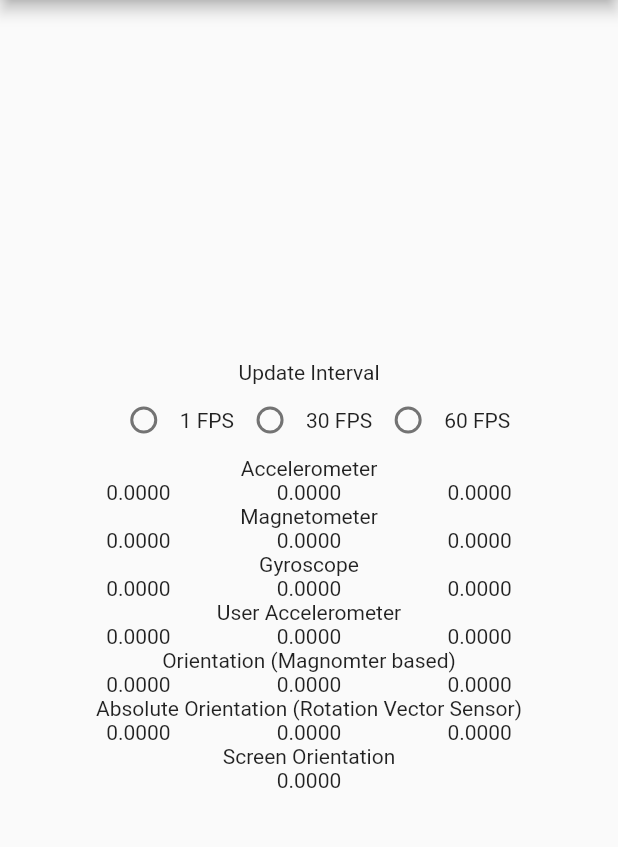
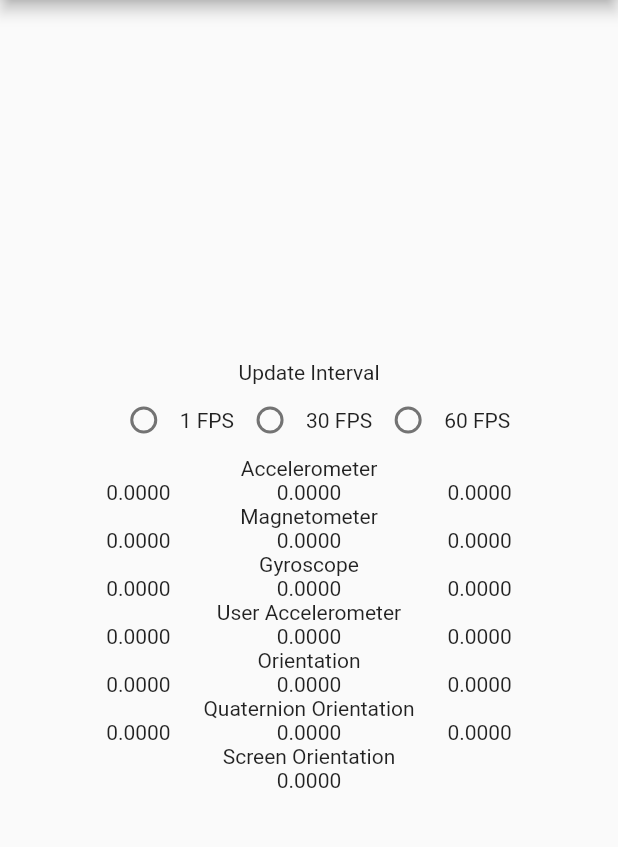
Before and after one commit to rlueders/motion_sensors, a Flutter app: the screen it shows after launch, on a phone screen of 412 x 824 dp, the part 84-931 px from its top. Run offline on Flutter 3.47's test engine with Material 2 defaults, Android fonts, the phone set to English and light mode, and no system bars.

Commit message:
Revert "Orientation now returns data from TYPE_GEOMAGNETIC_ROTATION_VECTOR sensor"
This reverts commit 307af865c4de94a8c3fe87240114e82782af9521.

```diff
--- a/example/lib/main.dart
+++ b/example/lib/main.dart
@@ -16,8 +16,8 @@ class _MyAppState extends State<MyApp> {
   Vector3 _gyroscope = Vector3.zero();
   Vector3 _magnetometer = Vector3.zero();
   Vector3 _userAaccelerometer = Vector3.zero();
-  Vector3 _orientation = Vector3.zero(); //magnometer
-  Vector3 _absoluteOrientation = Vector3.zero(); // rotation vector sensor
+  Vector3 _orientation = Vector3.zero();
+  Vector3 _absoluteOrientation = Vector3.zero();
   double _screenOrientation = 0;
 
 
@@ -46,18 +46,21 @@ class _MyAppState extends State<MyApp> {
         _magnetometer.setValues(event.x, event.y, event.z);
       });
     });
-    // motionSensors.isOrientationAvailable().then((available) {
-      // if (available) {
+    motionSensors.isOrientationAvailable().then((available) {
+      if (available) {
         motionSensors.orientation.listen((OrientationEvent event) {
           setState(() {
             _orientation.setValues(event.yaw, event.pitch, event.roll);
           });
         });
-      // }
-    // });
+      }
+    });
     motionSensors.absoluteOrientation.listen((AbsoluteOrientationEvent event) {
+
+
+
       setState(() {
-        _absoluteOrientation.setValues(event.yaw, event.pitch, event.roll);
+        _orientation.setValues(event.yaw, event.pitch, event.roll);
         print(event.timestamp);
 
       });
@@ -159,7 +162,7 @@ class _MyAppState extends State<MyApp> {
                 Text('${_userAaccelerometer.z.toStringAsFixed(4)}'),
               ],
             ),
-            Text('Orientation (Magnomter based)'),
+            Text('Orientation'),
             Row(
               mainAxisAlignment: MainAxisAlignment.spaceEvenly,
               children: <Widget>[
@@ -168,7 +171,7 @@ class _MyAppState extends State<MyApp> {
                 Text('${degrees(_orientation.z).toStringAsFixed(4)}'),
               ],
             ),
-            Text('Absolute Orientation (Rotation Vector Sensor)'),
+            Text('Quaternion Orientation'),
             Row(
               mainAxisAlignment: MainAxisAlignment.spaceEvenly,
               children: <Widget>[
```
Also changed, not shown: 2 other files.
